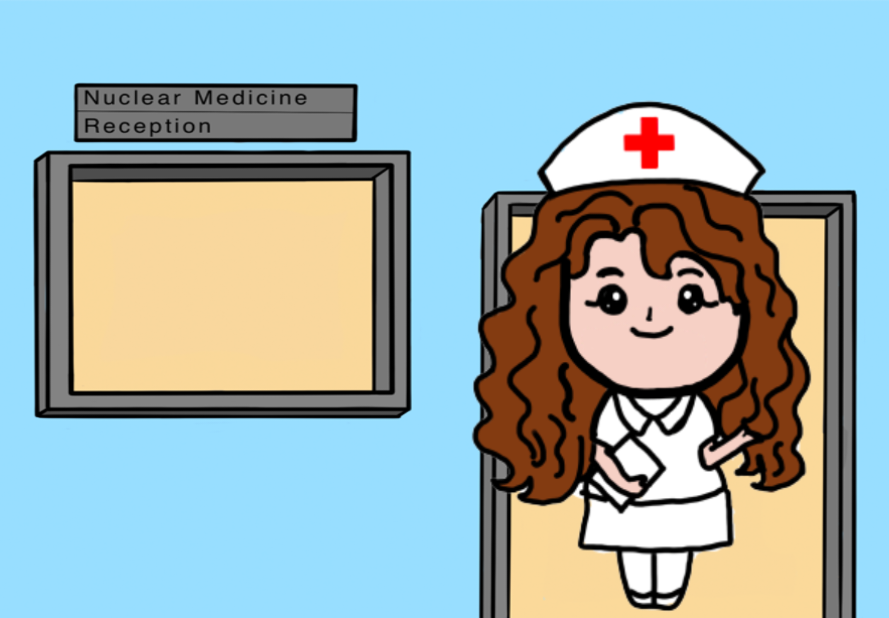
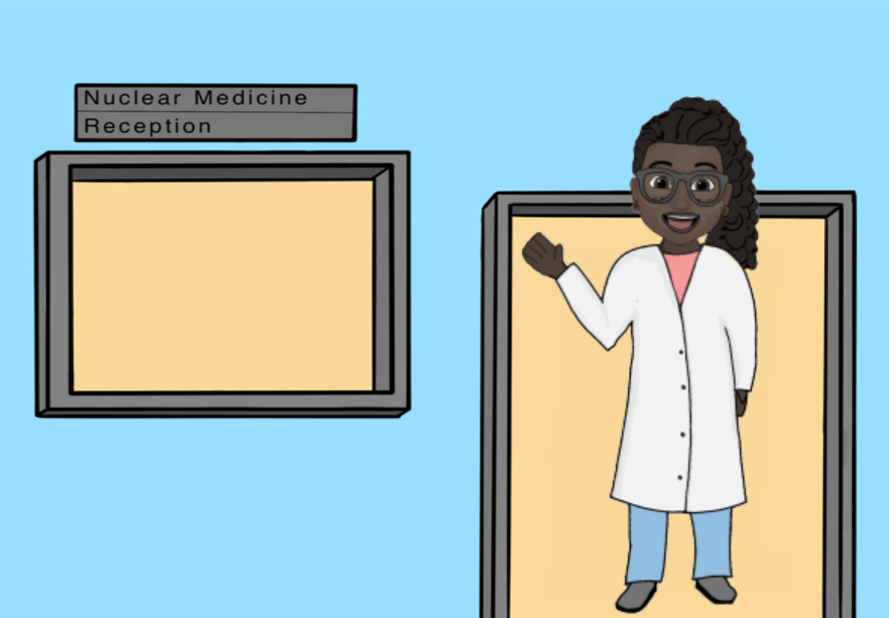
Before and after one commit to mohammedf2606/Hospital-Heroes, an Android app: the Reception screen opened directly, with no data from a screen before it, on a phone screen of 824 x 412 dp (held sideways). Shown: the whole screen, without its empty margins (198-1087 px from the left). Run offline under Robolectric (Android 15) with nearby library versions, the phone set to English and light mode, and no system bars.

Commit message:
Add new receptionist asset

```diff
--- a/app/src/main/java/com/hummer/hospital_heroes/MainMenu.java
+++ b/app/src/main/java/com/hummer/hospital_heroes/MainMenu.java
@@ -1,12 +1,10 @@
 package com.hummer.hospital_heroes;
 
-import android.animation.AnimatorSet;
 import android.app.Activity;
 import android.content.Intent;
 import android.os.Bundle;
 import android.view.View;
 import android.widget.ImageButton;
-import android.widget.LinearLayout;
 
 public class MainMenu extends Activity implements View.OnClickListener {
 
--- a/app/src/main/res/layout/activity_reception.xml
+++ b/app/src/main/res/layout/activity_reception.xml
@@ -30,10 +30,10 @@
         <ImageView
             android:layout_width="match_parent"
             android:layout_height="match_parent"
-            android:src="@drawable/nurse"
+            android:contentDescription="@string/nurse"
+            android:src="@drawable/receptionist"
             tools:layout_editor_absoluteX="585dp"
-            tools:layout_editor_absoluteY="143dp"
-            android:contentDescription="@string/nurse" />
+            tools:layout_editor_absoluteY="143dp" />
 
         <Button
             android:id="@+id/receptionist"
--- a/app/src/main/res/layout/menu.xml
+++ b/app/src/main/res/layout/menu.xml
@@ -31,7 +31,7 @@
             android:layout_height="match_parent"
             android:scaleType="fitXY"
             android:src="@drawable/food_menu"
-            android:background="@drawable/arrow_up"
+            android:background="@android:color/transparent"
             android:layout_centerInParent="true"
             android:contentDescription="@string/girl_eating" />
     </RelativeLayout>
```
Also changed, not shown: app/src/main/res/drawable/receptionist.PNG.
